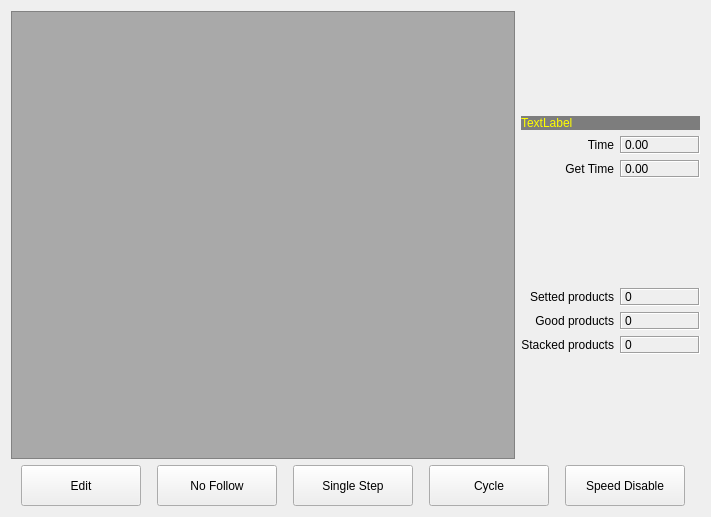
dongdong-2009/3-5AxisRobot, file hcinstruction/ichcprogrammonitorframe_5.ui: the form before one commit.
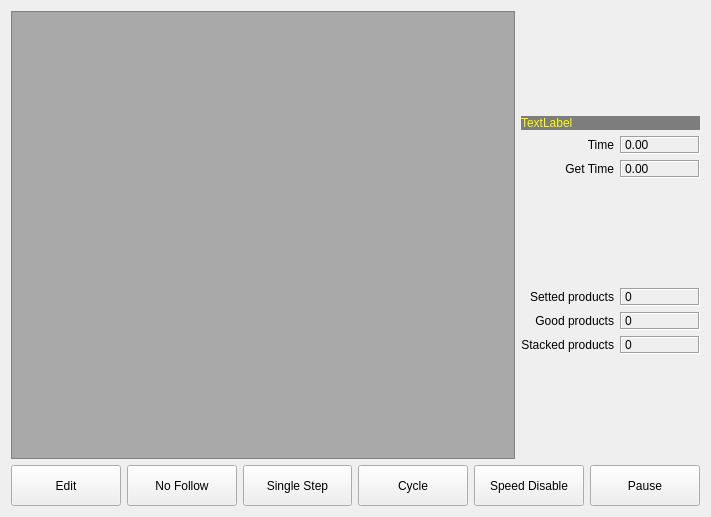
The form after the commit. Icons and pictures are not drawn.

What changed in the file:
```diff
--- a/hcinstruction/ichcprogrammonitorframe_5.ui
+++ b/hcinstruction/ichcprogrammonitorframe_5.ui
@@ -279,7 +279,7 @@
        </property>
        <property name="minimumSize">
         <size>
-         <width>120</width>
+         <width>100</width>
          <height>41</height>
         </size>
        </property>
@@ -317,7 +317,7 @@
        </property>
        <property name="minimumSize">
         <size>
-         <width>120</width>
+         <width>100</width>
          <height>41</height>
         </size>
        </property>
@@ -349,7 +349,7 @@
       <widget class="QToolButton" name="singleStepButton">
        <property name="minimumSize">
         <size>
-         <width>120</width>
+         <width>100</width>
          <height>41</height>
         </size>
        </property>
@@ -381,7 +381,7 @@
       <widget class="QToolButton" name="cycle">
        <property name="minimumSize">
         <size>
-         <width>120</width>
+         <width>100</width>
          <height>41</height>
         </size>
        </property>
@@ -413,7 +413,7 @@
       <widget class="QToolButton" name="speedEnableButton">
        <property name="minimumSize">
         <size>
-         <width>120</width>
+         <width>100</width>
          <height>41</height>
         </size>
        </property>
@@ -441,6 +441,38 @@
        </property>
       </widget>
      </item>
+     <item>
+      <widget class="QToolButton" name="pauseButton">
+       <property name="minimumSize">
+        <size>
+         <width>100</width>
+         <height>41</height>
+        </size>
+       </property>
+       <property name="maximumSize">
+        <size>
+         <width>120</width>
+         <height>41</height>
+        </size>
+       </property>
+       <property name="text">
+        <string>Pause</string>
+       </property>
+       <property name="icon">
+        <iconset resource="../resource.qrc">
+         <normaloff>:/resource/wait(32).png</normaloff>:/resource/wait(32).png</iconset>
+       </property>
+       <property name="iconSize">
+        <size>
+         <width>32</width>
+         <height>32</height>
+        </size>
+       </property>
+       <property name="toolButtonStyle">
+        <enum>Qt::ToolButtonTextBesideIcon</enum>
+       </property>
+      </widget>
+     </item>
     </layout>
    </item>
   </layout>
```
